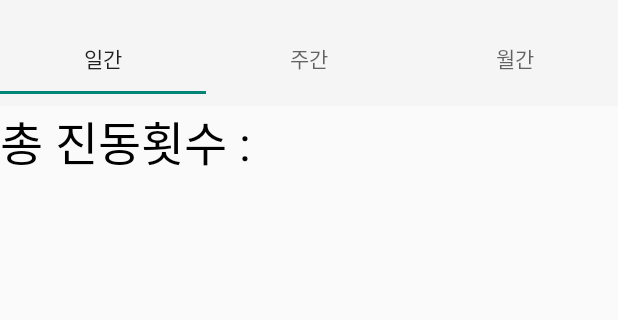
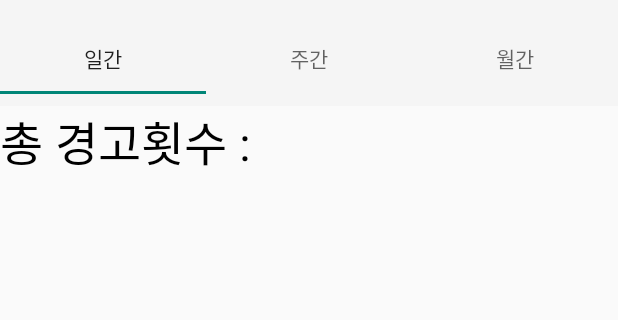
Before and after one commit to mia777/Don-tStoop, an Android app: the TabFragment1 screen opened directly, with no data from a screen before it, on a phone screen of 412 x 824 dp, the part 62-382 px from its top. Run offline under Robolectric (Android 15) with nearby library versions, the phone set to English and light mode, and no system bars; libraries missing offline, so code that uses them is left out: org.achartengine, org.achartengine.chart, org.achartengine.model, org.achartengine.renderer; 7 statements that could not run were skipped.

Commit message:
그래프 액티비티 UI수정

```diff
--- a/app/src/main/res/layout/tab_fragment_1.xml
+++ b/app/src/main/res/layout/tab_fragment_1.xml
@@ -8,7 +8,7 @@
             android:textSize="14pt"
             android:layout_width="wrap_content"
             android:layout_height="wrap_content"
-            android:text="총 진동횟수 : " />
+            android:text="총 경고횟수 : " />
 
     <LinearLayout
             android:orientation="vertical"
--- a/app/src/main/res/layout/tab_fragment_2.xml
+++ b/app/src/main/res/layout/tab_fragment_2.xml
@@ -8,7 +8,7 @@
             android:textSize="14pt"
             android:layout_width="wrap_content"
             android:layout_height="wrap_content"
-            android:text="총 진동횟수 : " />
+            android:text="총 경고횟수 : " />
 
     <LinearLayout
             android:orientation="vertical"
--- a/app/src/main/res/layout/tab_fragment_3.xml
+++ b/app/src/main/res/layout/tab_fragment_3.xml
@@ -8,7 +8,7 @@
             android:textSize="14pt"
             android:layout_width="wrap_content"
             android:layout_height="wrap_content"
-            android:text="총 진동횟수 : " />
+            android:text="총 경고횟수 : " />
 
     <LinearLayout
             android:orientation="vertical"
```
